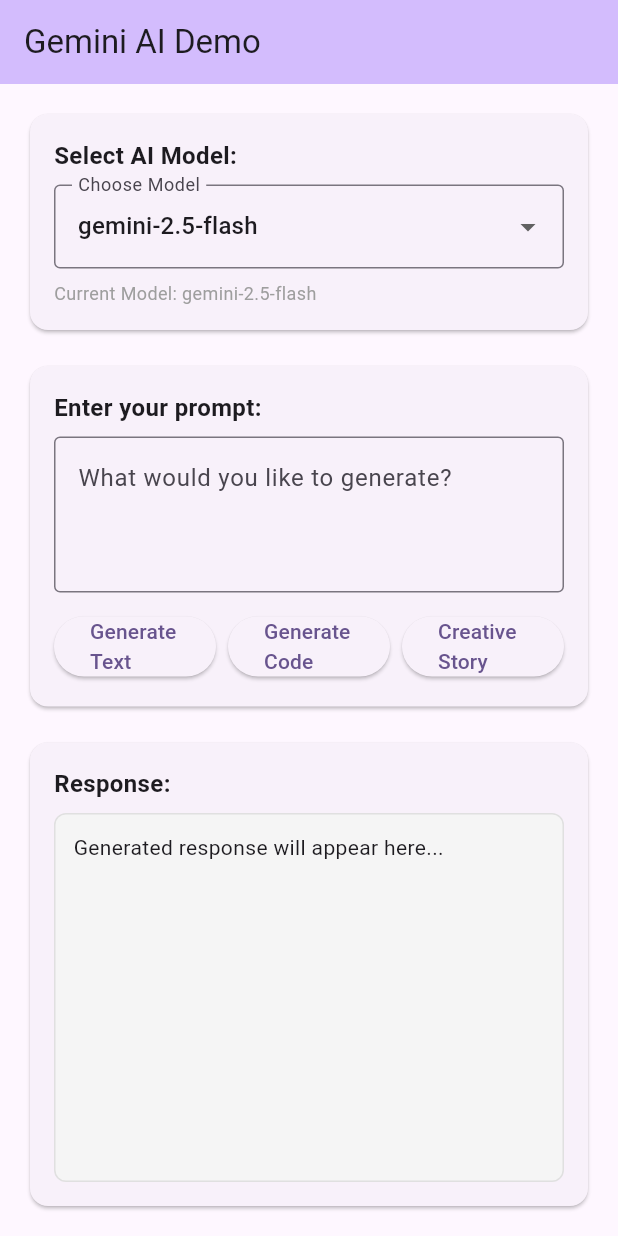
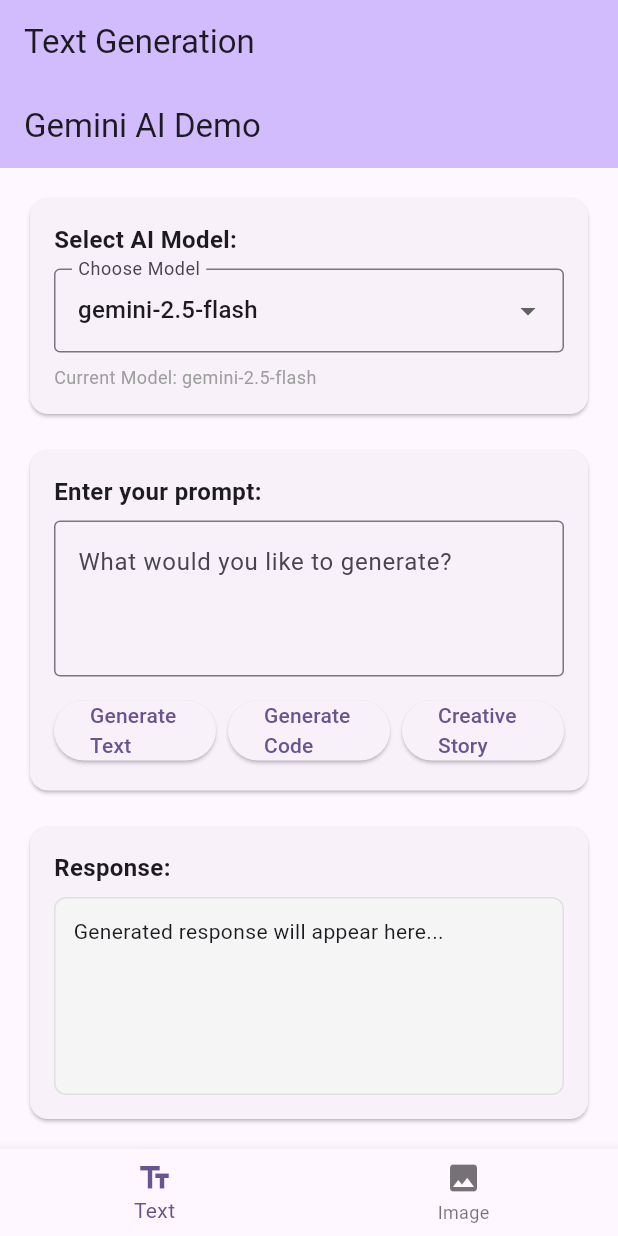
Before and after one commit to nicowalter256/nano-banana, a Flutter app: the screen it shows after launch, on a phone screen of 412 x 824 dp. Run offline on Flutter 3.47's test engine with Material 3 defaults, Android fonts, the phone set to English and light mode, and no system bars; our stand-ins replace file_picker, flutter_dotenv, google_generative_ai, image_picker.

Commit message:
Add comprehensive image editing functionality
- Add image editing capabilities using Gemini AI
- Create ImageEditorWidget with image upload and editing features
- Add image analysis functionality with AI suggestions
- Implement multiple image selection methods (gallery, camera, file)
- Add navigation between text generation and image editing
- Update GeminiService with image processing methods
- Add image_picker and file_picker dependencies
- Create MainApp widget with bottom navigation
- Update documentation with image editing examples
- Add automatic model switching for vision capabilities

```diff
--- a/lib/gemini_service.dart
+++ b/lib/gemini_service.dart
@@ -1,5 +1,8 @@
 import 'package:google_generative_ai/google_generative_ai.dart';
 import 'package:flutter_dotenv/flutter_dotenv.dart';
+import 'dart:io';
+import 'dart:typed_data';
+import 'package:google_generative_ai/src/content.dart';
 
 /// Service class for integrating Google's Gemini AI
 class GeminiService {
@@ -172,6 +175,76 @@
     dotenv.env['GEMINI_API_KEY'] = newApiKey;
     _initializeModel();
   }
+
+  /// Edit image using Gemini Vision model
+  ///
+  /// [imageFile] - The image file to edit
+  /// [prompt] - The editing prompt
+  /// Returns a Future<String> with the edited image data or instructions
+  Future<String> editImage(File imageFile, String prompt) async {
+    try {
+      // Check if current model supports vision
+      if (!_currentModel.contains('vision') && !_currentModel.contains('2.5')) {
+        // Switch to a vision-capable model
+        changeModel('gemini-1.0-pro-vision');
+      }
+
+      // Read image data
+      final Uint8List imageBytes = await imageFile.readAsBytes();
+
+      // Create content with image and prompt
+      final content = [
+        Content.text('$prompt\n[Image attached]'),
+      ];
+
+      final response = await _model.generateContent(content);
+
+      if (response.text != null) {
+        return response.text!;
+      } else {
+        return 'No response generated for image editing';
+      }
+    } catch (e) {
+      return 'Error editing image: $e';
+    }
+  }
+
+  /// Generate image description and suggestions
+  ///
+  /// [imageFile] - The image file to analyze
+  /// Returns a Future<String> with image analysis
+  Future<String> analyzeImage(File imageFile) async {
+    try {
+      // Check if current model supports vision
+      if (!_currentModel.contains('vision') && !_currentModel.contains('2.5')) {
+        // Switch to a vision-capable model
+        changeModel('gemini-1.0-pro-vision');
+      }
+
+      // Read image data
+      final Uint8List imageBytes = await imageFile.readAsBytes();
+
+      // Create content with image and analysis prompt
+      final content = [
+        Content.text('Please describe this image in detail and suggest possible editing prompts that could be applied to it.\n[Image attached]'),
+      ];
+
+      final response = await _model.generateContent(content);
+
+      if (response.text != null) {
+        return response.text!;
+      } else {
+        return 'No response generated for image analysis';
+      }
+    } catch (e) {
+      return 'Error analyzing image: $e';
+    }
+  }
+
+  /// Check if current model supports image processing
+  bool get supportsImageProcessing {
+    return _currentModel.contains('vision') || _currentModel.contains('2.5');
+  }
 }
 
 /// Example usage and helper functions
--- a/lib/main.dart
+++ b/lib/main.dart
@@ -1,6 +1,6 @@
 import 'package:flutter/material.dart';
 import 'package:flutter_dotenv/flutter_dotenv.dart';
-import 'gemini_example_widget.dart';
+import 'main_app.dart';
 
 void main() async {
   // Load environment variables
@@ -34,7 +34,7 @@
         // tested with just a hot reload.
         colorScheme: ColorScheme.fromSeed(seedColor: Colors.deepPurple),
       ),
-      home: const GeminiExampleWidget(),
+      home: const MainApp(),
     );
   }
 }
--- /dev/null
+++ b/lib/main_app.dart
@@ -0,0 +1,54 @@
+import 'package:flutter/material.dart';
+import 'gemini_example_widget.dart';
+import 'image_editor_widget.dart';
+
+/// Main app widget with navigation between features
+class MainApp extends StatefulWidget {
+  const MainApp({super.key});
+
+  @override
+  State<MainApp> createState() => _MainAppState();
+}
+
+class _MainAppState extends State<MainApp> {
+  int _currentIndex = 0;
+
+  final List<Widget> _pages = [
+    const GeminiExampleWidget(),
+    const ImageEditorWidget(),
+  ];
+
+  final List<String> _titles = [
+    'Text Generation',
+    'Image Editor',
+  ];
+
+  @override
+  Widget build(BuildContext context) {
+    return Scaffold(
+      appBar: AppBar(
+        title: Text(_titles[_currentIndex]),
+        backgroundColor: Theme.of(context).colorScheme.inversePrimary,
+      ),
+      body: _pages[_currentIndex],
+      bottomNavigationBar: BottomNavigationBar(
+        currentIndex: _currentIndex,
+        onTap: (index) {
+          setState(() {
+            _currentIndex = index;
+          });
+        },
+        items: const [
+          BottomNavigationBarItem(
+            icon: Icon(Icons.text_fields),
+            label: 'Text',
+          ),
+          BottomNavigationBarItem(
+            icon: Icon(Icons.image),
+            label: 'Image',
+          ),
+        ],
+      ),
+    );
+  }
+}
--- a/pubspec.yaml
+++ b/pubspec.yaml
@@ -43,6 +43,12 @@
 
   # Environment variables for secure configuration
   flutter_dotenv: ^5.1.0
+
+  # Image picker for selecting images
+  image_picker: ^1.0.7
+
+  # File picker for cross-platform file selection
+  file_picker: ^6.1.1
 
 dev_dependencies:
   flutter_test:
```
Also changed, not shown: lib/image_editor_widget.dart (added, +383 -0 lines), pubspec.lock, 12 other files.
